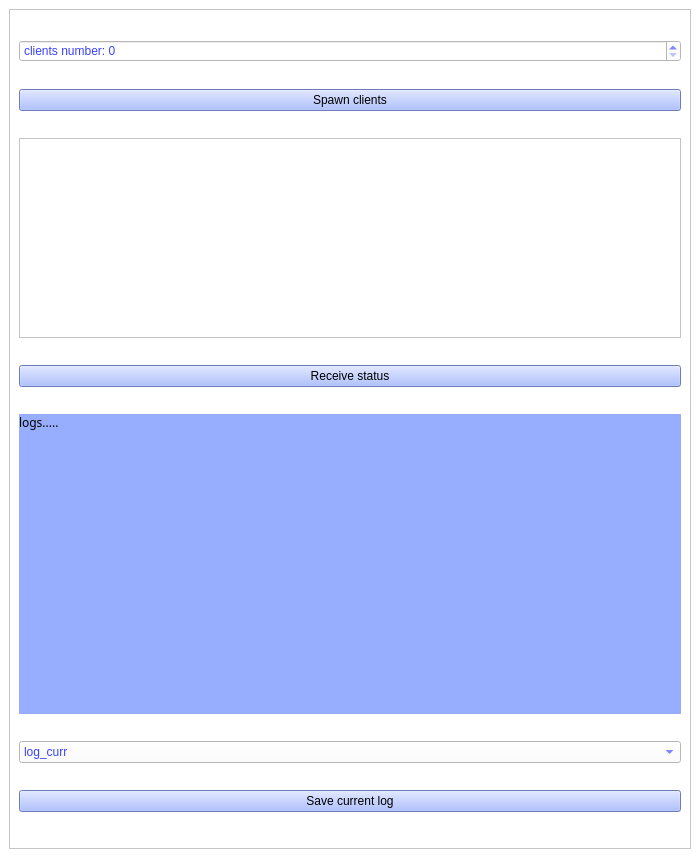
Qt form LR5/linux_ver/gui/mainwindow.ui (aomiki/os-programming) before a commit.
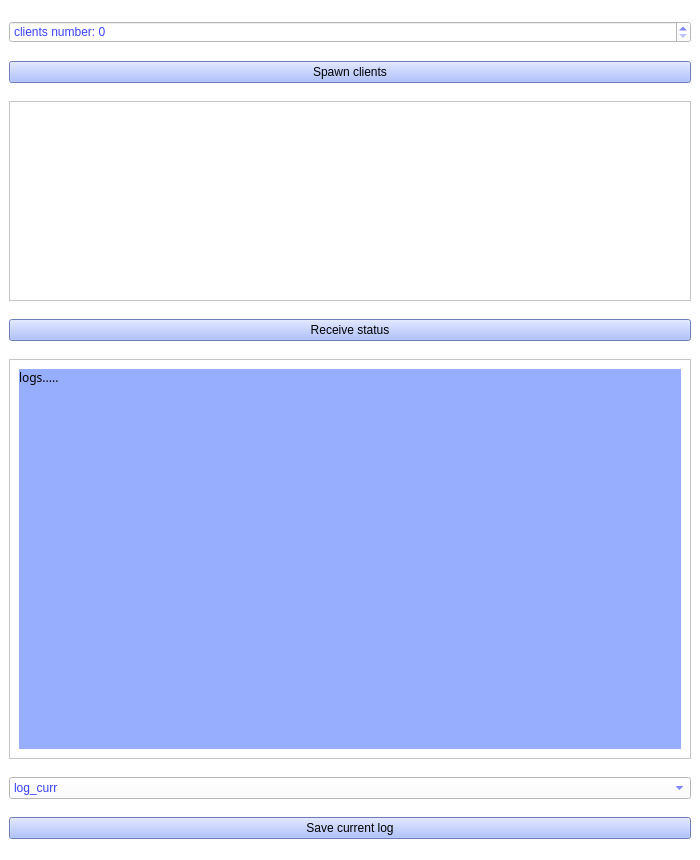
The same form after that commit.

```diff
--- a/LR5/linux_ver/gui/mainwindow.ui
+++ b/LR5/linux_ver/gui/mainwindow.ui
@@ -7,7 +7,7 @@
     <x>0</x>
     <y>0</y>
     <width>700</width>
-    <height>858</height>
+    <height>860</height>
    </rect>
   </property>
   <property name="maximumSize">
@@ -25,21 +25,6 @@
    </property>
    <layout class="QVBoxLayout" name="verticalLayout_3">
     <item>
-     <widget class="QScrollArea" name="scrollArea_log">
-      <property name="widgetResizable">
-       <bool>true</bool>
-      </property>
-      <widget class="QWidget" name="scrollAreaWidgetContents_2_log">
-       <property name="geometry">
-        <rect>
-         <x>0</x>
-         <y>0</y>
-         <width>688</width>
-         <height>819</height>
-        </rect>
-       </property>
-       <layout class="QVBoxLayout" name="verticalLayout_2">
-        <item>
          <widget class="QSpinBox" name="spinBox_clientsNum">
           <property name="styleSheet">
            <string notr="true">color: rgb(56, 66, 255);</string>
@@ -85,7 +70,7 @@
             <rect>
              <x>0</x>
              <y>0</y>
-             <width>676</width>
+         <width>688</width>
              <height>200</height>
             </rect>
            </property>
@@ -105,6 +90,27 @@
          </widget>
         </item>
         <item>
+     <widget class="QScrollArea" name="scrollArea_log">
+      <property name="maximumSize">
+       <size>
+        <width>16777215</width>
+        <height>400</height>
+       </size>
+      </property>
+      <property name="widgetResizable">
+       <bool>true</bool>
+      </property>
+      <widget class="QWidget" name="scrollAreaWidgetContents_2_log">
+       <property name="geometry">
+        <rect>
+         <x>0</x>
+         <y>0</y>
+         <width>688</width>
+         <height>400</height>
+        </rect>
+       </property>
+       <layout class="QVBoxLayout" name="verticalLayout_2">
+        <item>
          <widget class="QLabel" name="label_log">
           <property name="minimumSize">
            <size>
@@ -115,7 +121,7 @@
           <property name="maximumSize">
            <size>
             <width>16777215</width>
-            <height>300</height>
+            <height>16777215</height>
            </size>
           </property>
           <property name="font">
@@ -141,6 +147,10 @@
           </property>
          </widget>
         </item>
+       </layout>
+      </widget>
+     </widget>
+    </item>
         <item>
          <widget class="QComboBox" name="comboBox_selectedLog">
           <property name="styleSheet">
@@ -171,10 +181,6 @@
           <property name="text">
            <string>Save current log</string>
           </property>
-         </widget>
-        </item>
-       </layout>
-      </widget>
      </widget>
     </item>
    </layout>
```
Lines whose indentation alone changed are shown as unchanged.
